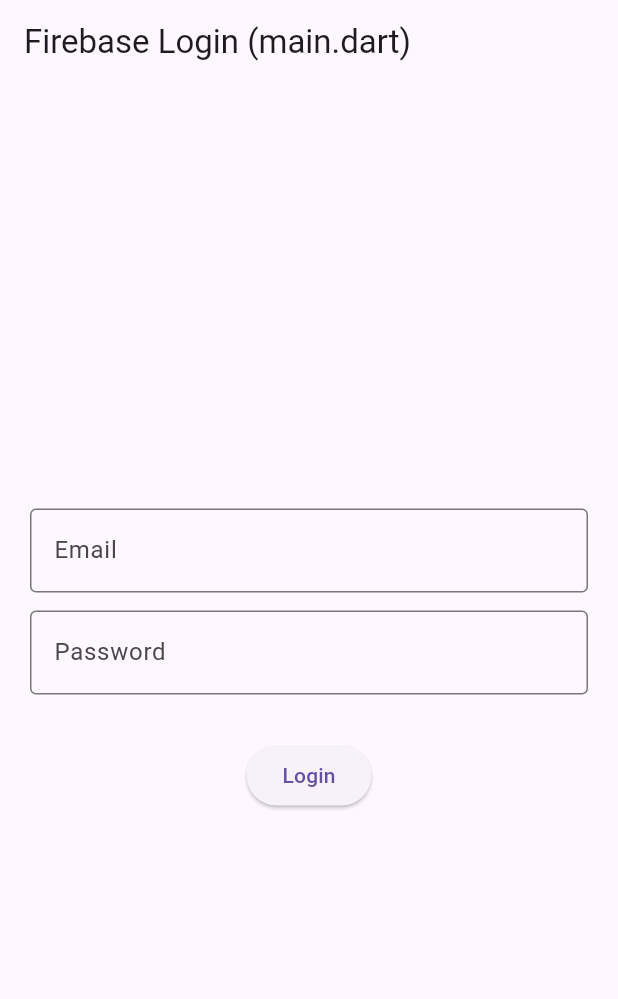
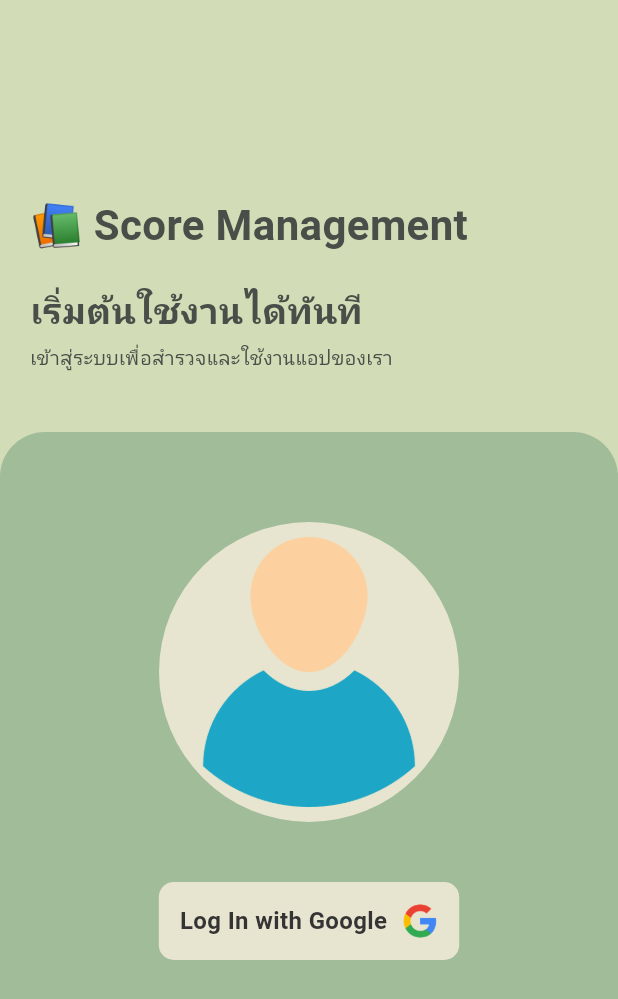
Before and after one commit to WitchapolInaksorn/Project_Score_Management, a Flutter app: the screen it shows after launch, on a phone screen of 412 x 824 dp. Shown: the top 999 px of the screen. Run offline on Flutter 3.47's test engine with Material 3 defaults, Android fonts, the phone set to English and light mode, and no system bars; our stand-ins replace awesome_dialog, firebase_auth, firebase_core, google_fonts, google_sign_in; accounts and stored records are empty; Roboto replaces fonts that are missing (Kanit).

Commit message:
Create authentication screen and function log in

```diff
--- /dev/null
+++ b/lib/Authentication/loginPage.dart
@@ -0,0 +1,215 @@
+import 'package:firebase_auth/firebase_auth.dart';
+import 'package:flutter/material.dart';
+import 'package:google_fonts/google_fonts.dart';
+import 'package:google_sign_in/google_sign_in.dart';
+import 'package:awesome_dialog/awesome_dialog.dart';
+
+class LoginPage extends StatefulWidget {
+  const LoginPage({super.key});
+
+  @override
+  State<LoginPage> createState() => _LoginPageState();
+}
+
+class _LoginPageState extends State<LoginPage> {
+  final FirebaseAuth _auth = FirebaseAuth.instance;
+  final GoogleSignIn _googleSignIn = GoogleSignIn(scopes: ['email']);
+
+  void _showDialog({
+    required String title,
+    required String desc,
+    required DialogType type,
+  }) {
+    AwesomeDialog(
+      context: context,
+      dialogType: type,
+      animType: AnimType.scale,
+      title: title,
+      desc: desc,
+      btnOkOnPress: () {},
+    ).show();
+  }
+
+  Future<void> _signInWithGoogle() async {
+    try {
+      // บังคับเลือกบัญชีใหม่ทุกครั้ง
+      await _googleSignIn.signOut();
+      await _auth.signOut();
+
+      final GoogleSignInAccount? googleUser = await _googleSignIn.signIn();
+      if (googleUser == null) {
+        _showDialog(
+          title: "ยกเลิกการเข้าสู่ระบบ",
+          desc: "คุณยังไม่ได้เลือกบัญชี Google",
+          type: DialogType.warning,
+        );
+        return;
+      }
+
+      final GoogleSignInAuthentication googleAuth =
+          await googleUser.authentication;
+
+      final credential = GoogleAuthProvider.credential(
+        accessToken: googleAuth.accessToken,
+        idToken: googleAuth.idToken,
+      );
+
+      final userCredential = await _auth.signInWithCredential(credential);
+      final user = userCredential.user;
+
+      if (user == null) {
+        _showDialog(
+          title: "เกิดข้อผิดพลาด",
+          desc: "ไม่สามารถเข้าสู่ระบบได้",
+          type: DialogType.error,
+        );
+        return;
+      }
+
+      final email = user.email ?? "";
+
+      // 🔒 บังคับเฉพาะ @ku.th
+      if (!email.endsWith("@ku.th")) {
+        await _googleSignIn.signOut();
+        await _auth.signOut();
+
+        _showDialog(
+          title: "อีเมลไม่ถูกต้อง",
+          desc: "กรุณาใช้บัญชี @ku.th เท่านั้น",
+          type: DialogType.error,
+        );
+        return;
+      }
+
+      // ✅ Login สำเร็จ
+      _showDialog(
+        title: "เข้าสู่ระบบสำเร็จ 🎉",
+        desc: "ยินดีต้อนรับ $email",
+        type: DialogType.success,
+      );
+
+      debugPrint("Login success: $email");
+    } catch (e) {
+      debugPrint("Google Sign-in Error: $e");
+      _showDialog(
+        title: "Error",
+        desc: "เกิดข้อผิดพลาดในการเข้าสู่ระบบ\n$e",
+        type: DialogType.error,
+      );
+    }
+  }
+
+  @override
+  Widget build(BuildContext context) {
+    return Scaffold(
+      body: Container(
+        width: double.infinity,
+        color: const Color(0xFFD2DCB6),
+        child: Column(
+          crossAxisAlignment: CrossAxisAlignment.start,
+          children: <Widget>[
+            const SizedBox(height: 110),
+            Padding(
+              padding: const EdgeInsets.all(20),
+              child: Column(
+                crossAxisAlignment: CrossAxisAlignment.start,
+                children: <Widget>[
+                  Text(
+                    "📚 Score Management",
+                    style: GoogleFonts.kanit(
+                      color: const Color(0xFF4A4E49),
+                      fontSize: 28,
+                      fontWeight: FontWeight.bold,
+                    ),
+                  ),
+                  const SizedBox(height: 20),
+                  Text(
+                    "เริ่มต้นใช้งานได้ทันที",
+                    style: GoogleFonts.kanit(
+                      color: const Color(0xFF4A4E49),
+                      fontSize: 24,
+                      fontWeight: FontWeight.bold,
+                    ),
+                  ),
+                  const SizedBox(height: 5),
+                  Text(
+                    "เข้าสู่ระบบเพื่อสำรวจและใช้งานแอปของเรา",
+                    style: GoogleFonts.kanit(
+                      color: const Color(0xFF4A4E49),
+                      fontSize: 13,
+                      fontWeight: FontWeight.w500,
+                    ),
+                  ),
+                ],
+              ),
+            ),
+            const SizedBox(height: 20),
+            Expanded(
+              child: Container(
+                decoration: const BoxDecoration(
+                  color: Color(0xFFA1BC98),
+                  borderRadius: BorderRadius.only(
+                    topLeft: Radius.circular(30),
+                    topRight: Radius.circular(30),
+                  ),
+                ),
+                child: Padding(
+                  padding: const EdgeInsets.all(30),
+                  child: Column(
+                    children: <Widget>[
+                      Center(
+                        child: Container(
+                          width: 200,
+                          height: 200,
+                          margin: const EdgeInsets.only(top: 30, bottom: 10),
+                          padding: const EdgeInsets.all(10),
+                          decoration: const BoxDecoration(
+                            color: Color.fromARGB(255, 231, 228, 207),
+                            shape: BoxShape.circle,
+                          ),
+                          child: Image.asset('assets/images/user.png'),
+                        ),
+                      ),
+                      const SizedBox(height: 30),
+
+                      /// 🔥 ปุ่ม Login with Google
+                      GestureDetector(
+                        onTap: _signInWithGoogle,
+                        child: Container(
+                          decoration: BoxDecoration(
+                            color: const Color.fromARGB(255, 231, 228, 207),
+                            borderRadius: BorderRadius.circular(10),
+                          ),
+                          padding: const EdgeInsets.all(14),
+                          child: Row(
+                            mainAxisAlignment: MainAxisAlignment.center,
+                            mainAxisSize: MainAxisSize.min,
+                            children: [
+                              const Text(
+                                "Log In with Google",
+                                style: TextStyle(
+                                  color: Color.fromARGB(255, 53, 52, 52),
+                                  fontWeight: FontWeight.w600,
+                                  fontSize: 16,
+                                ),
+                              ),
+                              const SizedBox(width: 10),
+                              Image.asset(
+                                'assets/images/google.png',
+                                height: 24,
+                              ),
+                            ],
+                          ),
+                        ),
+                      ),
+                    ],
+                  ),
+                ),
+              ),
+            ),
+          ],
+        ),
+      ),
+    );
+  }
+}
--- a/lib/main.dart
+++ b/lib/main.dart
@@ -1,11 +1,10 @@
+import 'package:firebase_core/firebase_core.dart';
 import 'package:flutter/material.dart';
-import 'package:firebase_core/firebase_core.dart';
-import 'package:firebase_auth/firebase_auth.dart';
-import 'package:google_sign_in/google_sign_in.dart';
+import 'package:score_management/Authentication/loginPage.dart';
 
-void main() async {
+void main() async{
   WidgetsFlutterBinding.ensureInitialized();
-  await Firebase.initializeApp(); // 🔥 สำคัญมาก
+  await Firebase.initializeApp();
   runApp(const MyApp());
 }
 
@@ -20,91 +19,3 @@
     );
   }
 }
-
-class LoginPage extends StatefulWidget {
-  const LoginPage({super.key});
-
-  @override
-  State<LoginPage> createState() => _LoginPageState();
-}
-
-class _LoginPageState extends State<LoginPage> {
-  final _emailController = TextEditingController();
-  final _passwordController = TextEditingController();
-
-  bool isLoading = false;
-  String errorMessage = '';
-
-  Future<void> login() async {
-    setState(() {
-      isLoading = true;
-      errorMessage = '';
-    });
-
-    try {
-      final userCredential = await FirebaseAuth.instance
-          .createUserWithEmailAndPassword(
-            email: _emailController.text.trim(),
-            password: _passwordController.text.trim(),
-          );
-
-      print("✅ Login success: ${userCredential.user?.email}");
-
-      ScaffoldMessenger.of(
-        context,
-      ).showSnackBar(const SnackBar(content: Text("Login success! 🎉")));
-    } on FirebaseAuthException catch (e) {
-      setState(() {
-        errorMessage = e.message ?? 'Login failed';
-      });
-    } finally {
-      setState(() {
-        isLoading = false;
-      });
-    }
-  }
-
-  @override
-  Widget build(BuildContext context) {
-    return Scaffold(
-      appBar: AppBar(title: const Text("Firebase Login (main.dart)")),
-      body: Padding(
-        padding: const EdgeInsets.all(20),
-        child: Column(
-          mainAxisAlignment: MainAxisAlignment.center,
-          children: [
-            TextField(
-              controller: _emailController,
-              decoration: const InputDecoration(
-                labelText: "Email",
-                border: OutlineInputBorder(),
-              ),
-            ),
-            const SizedBox(height: 12),
-            TextField(
-              controller: _passwordController,
-              obscureText: true,
-              decoration: const InputDecoration(
-                labelText: "Password",
-                border: OutlineInputBorder(),
-              ),
-            ),
-            const SizedBox(height: 20),
-            if (errorMessage.isNotEmpty)
-              Text(errorMessage, style: const TextStyle(color: Colors.red)),
-            const SizedBox(height: 10),
-            ElevatedButton(
-              onPressed: isLoading ? null : login,
-              child:
-                  isLoading
-                      ? const CircularProgressIndicator(
-                        valueColor: AlwaysStoppedAnimation<Color>(Colors.white),
-                      )
-                      : const Text("Login"),
-            ),
-          ],
-        ),
-      ),
-    );
-  }
-}
```
Also changed, not shown: lib/Authentication/otpPage.dart (added, +92 -0 lines), pubspec.yaml (+6 -4 lines), assets/images/google.png (added), assets/images/user.png (added), pubspec.lock, 7 other files.
